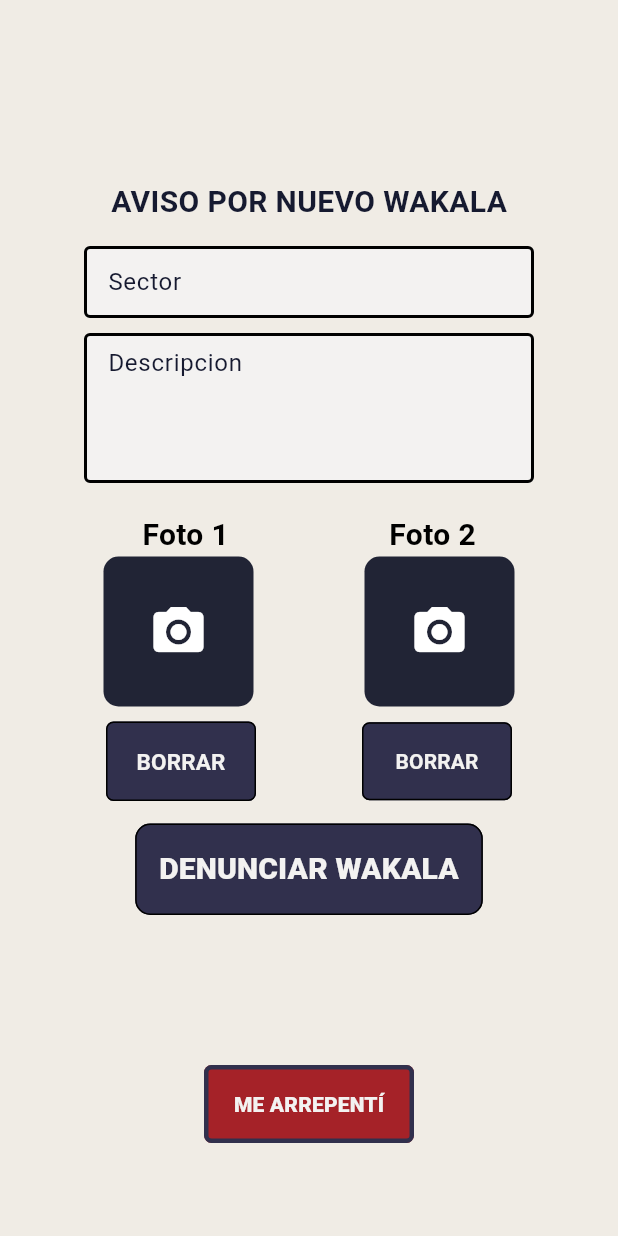
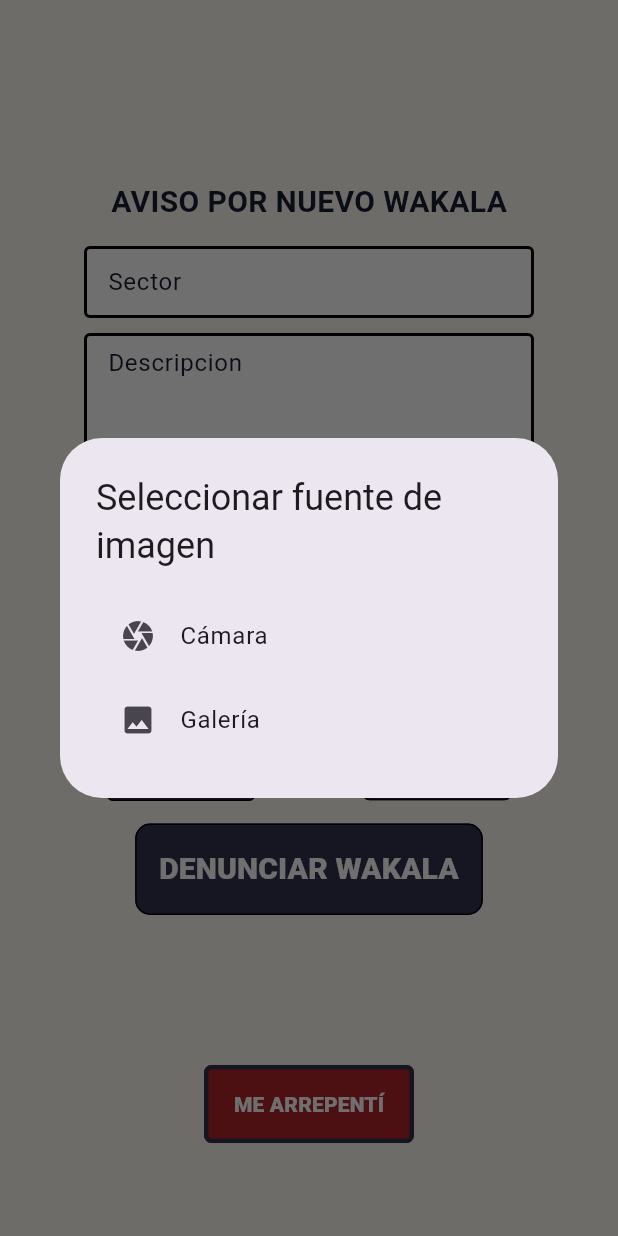
Before and after one commit to esuazo2601/wakala_app, a Flutter app: the NewWakala screen opened directly, after a tap on the "photo camera" icon, on a phone screen of 412 x 824 dp. Run offline on Flutter 3.47's test engine with Material 3 defaults, Android fonts, the light colour scheme and no system bars; our stand-ins replace cloud_firestore, firebase_core, flutter_native_image, image_picker, motion_toast, shared_preferences; missing offline and left inert: a package; accounts and stored records are empty.

Commit message:
feat: subir foto en new_wakala

```diff
--- a/lib/new_wakala.dart
+++ b/lib/new_wakala.dart
@@ -19,12 +19,53 @@ class _NewWakalaState extends State<NewWakala> {
   String? imagePath1;
   String? imagePath2;
 
-  Future<String?> pickMedia(ImageSource source) async {
+  Future<String?> _showImageSourceDialog() async {
+    return await showDialog<String>(
+      context: context,
+      builder: (BuildContext context) {
+        return AlertDialog(
+          title: const Text("Seleccionar fuente de imagen"),
+          content: Column(
+            mainAxisSize: MainAxisSize.min,
+            children: [
+              ListTile(
+                leading: const Icon(Icons.camera),
+                title: const Text("Cámara"),
+                onTap: () {
+                  Navigator.pop(context, 'camera');
+                },
+              ),
+              ListTile(
+                leading: const Icon(Icons.image),
+                title: const Text("Galería"),
+                onTap: () {
+                  Navigator.pop(context, 'gallery');
+                },
+              ),
+            ],
+          ),
+        );
+      },
+    );
+  }
+
+  Future<String?> pickMedia() async {
+    String? source = await _showImageSourceDialog();
+    if (source == null) {
+      return null;
+    }
+
     XFile? file;
-    file = await ImagePicker().pickImage(source: source);
+    if (source == 'camera') {
+      file = await ImagePicker().pickImage(source: ImageSource.camera);
+    } else {
+      file = await ImagePicker().pickImage(source: ImageSource.gallery);
+    }
+
     if (file != null) {
       return file.path;
     }
+
     return null;
   }
 
@@ -224,8 +265,7 @@ class _NewWakalaState extends State<NewWakala> {
                       padding: const EdgeInsets.fromLTRB(10, 0, 15, 10),
                       child: InkWell(
                         onTap: () async {
-                          String? imagePath =
-                              await pickMedia(ImageSource.gallery);
+                          String? imagePath = await pickMedia();
                           if (imagePath != null) {
                             setState(() {
                               imagePath1 = imagePath;
@@ -260,8 +300,7 @@ class _NewWakalaState extends State<NewWakala> {
                       padding: const EdgeInsets.fromLTRB(0, 0, 10, 10),
                       child: InkWell(
                         onTap: () async {
-                          String? imagePath =
-                              await pickMedia(ImageSource.gallery);
+                          String? imagePath = await pickMedia();
                           if (imagePath != null) {
                             setState(() {
                               imagePath2 = imagePath;
```
